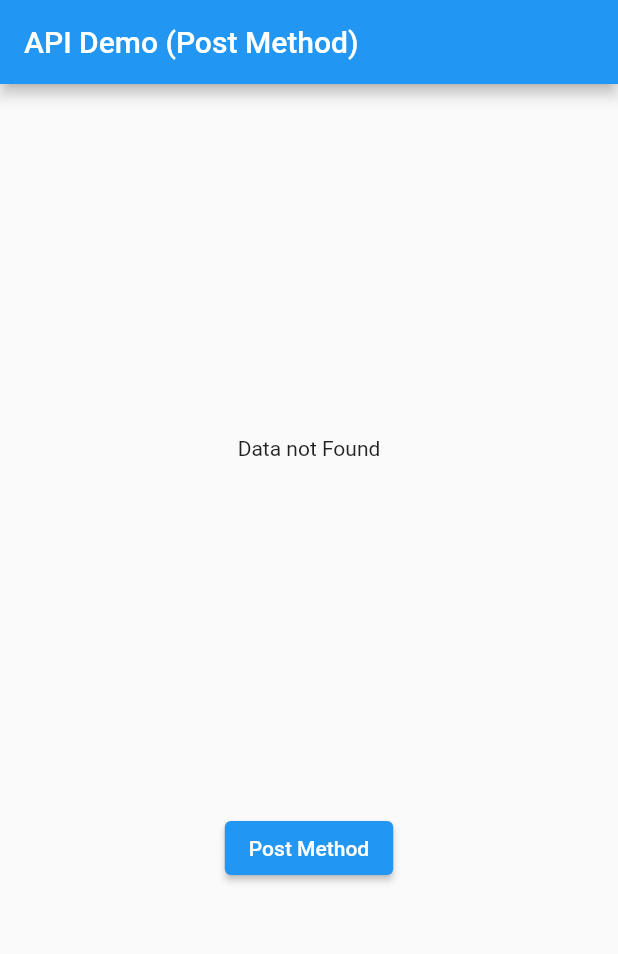
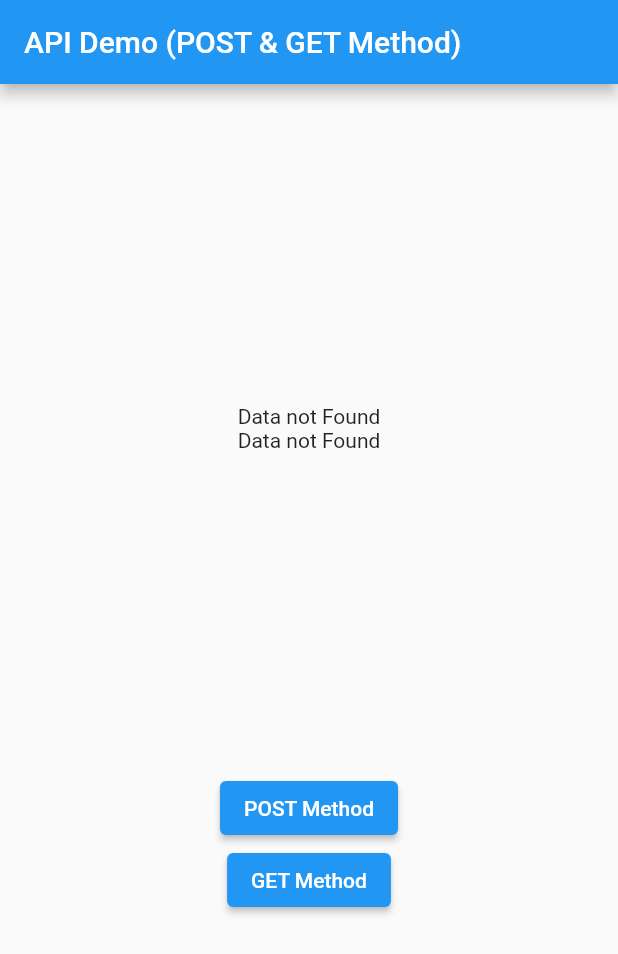
Before and after one commit to dikki-ap/flutter_basic, a Flutter app: the screen it shows after launch, on a phone screen of 412 x 824 dp. Shown: the top 954 px of the screen. Run offline on Flutter 3.47's test engine with Material 2 defaults, Android fonts, the phone set to English and light mode, and no system bars; accounts and stored records are empty.

Commit message:
32 - HTTP GET Method

```diff
--- a/lib/home.dart
+++ b/lib/home.dart
@@ -2,6 +2,7 @@
 
 import 'package:flutter/material.dart';
 import 'package:flutter_basic/models/People.dart';
+import 'package:flutter_basic/models/User.dart';
 
 class HomePage extends StatefulWidget {
   const HomePage({super.key});
@@ -12,16 +13,19 @@ class HomePage extends StatefulWidget {
 
 class _HomePageState extends State<HomePage> {
   People? people;
+  User? user;
 
   @override
   Widget build(BuildContext context) {
     return Scaffold(
         appBar: AppBar(
-          title: Text('API Demo (Post Method)'),
+          title: Text('API Demo (POST & GET Method)'),
         ),
         body: Center(
           child: Column(
             mainAxisAlignment: MainAxisAlignment.spaceEvenly,
+            children: [
+              Column(
                 children: [
                   Text(
                     (people != null)
@@ -29,15 +33,36 @@ class _HomePageState extends State<HomePage> {
                         : 'Data not Found',
                     textAlign: TextAlign.center,
                   ),
+                  Text(
+                    (user != null)
+                        ? 'id: ${user?.id} | first_name: ${user?.first_name} | last_name: ${user?.last_name} | full_name: ${user?.full_name} | email: ${user?.email}'
+                        : 'Data not Found',
+                    textAlign: TextAlign.center,
+                  ),
+                ],
+              ),
+              Column(
+                children: [
                   ElevatedButton(
                       onPressed: () {
-                    People.connectToAPI("Dikki AP", "22", "Flutter Developer")
+                        People.connectToAPI(
+                                "Dikki AP", "22", "Flutter Developer")
                             .then((value) {
                           people = value;
                           setState(() {});
                         });
                       },
-                  child: Text('Post Method'))
+                      child: Text('POST Method')),
+                  ElevatedButton(
+                      onPressed: () {
+                        User.connectToAPI(10).then((value) {
+                          user = value;
+                          setState(() {});
+                        });
+                      },
+                      child: Text('GET Method')),
+                ],
+              )
             ],
           ),
         ));
--- /dev/null
+++ b/lib/models/User.dart
@@ -0,0 +1,57 @@
+// ignore_for_file: file_names
+import 'dart:convert';
+
+import 'package:http/http.dart' as http;
+
+class User {
+  // MAKE SURE CHECK THE RESPONSE FROM API
+  int? id; // Making a int because the response from API
+  String? first_name;
+  String? last_name;
+  String? full_name;
+  String? email;
+
+  User({this.id, this.first_name, this.last_name, this.full_name, this.email});
+
+  factory User.createUser(Map<String, dynamic> object) {
+    return User(
+      id: object['id'],
+      first_name: object['first_name'],
+      last_name: object['last_name'],
+      full_name: object['first_name'] + " " + object['last_name'],
+      email: object['email'],
+    );
+  }
+
+  // Make sure check the params and make sure check the response from API
+  static Future<User> connectToAPI(int id) async {
+    // Create an URL
+    var url = Uri.https('reqres.in', 'api/users/$id');
+
+    // Get the result from URL using "get" method
+    var result = await http.get(url);
+
+    // Take the "body" from URL because u are using "get" method
+    var jsonObject =
+        jsonDecode(result.body); // This is a full json response from API
+
+    // Take "data" body from jsonObject and parsing to Map
+    /*
+      Response from API
+      {
+       "data"
+            {
+              "id": 2
+              "first_name" : xxxx
+            }
+      }
+
+      Object{Object['data']}
+      so u need take the 'data' first and it's Map<String, dynamic>
+     */
+    // MAKE SURE CHECK THE RESPONSE FROM API
+    var userData = (jsonObject as Map<String, dynamic>)['data'];
+
+    return User.createUser(userData);
+  }
+}
```
Lines whose indentation alone changed are shown as unchanged.
